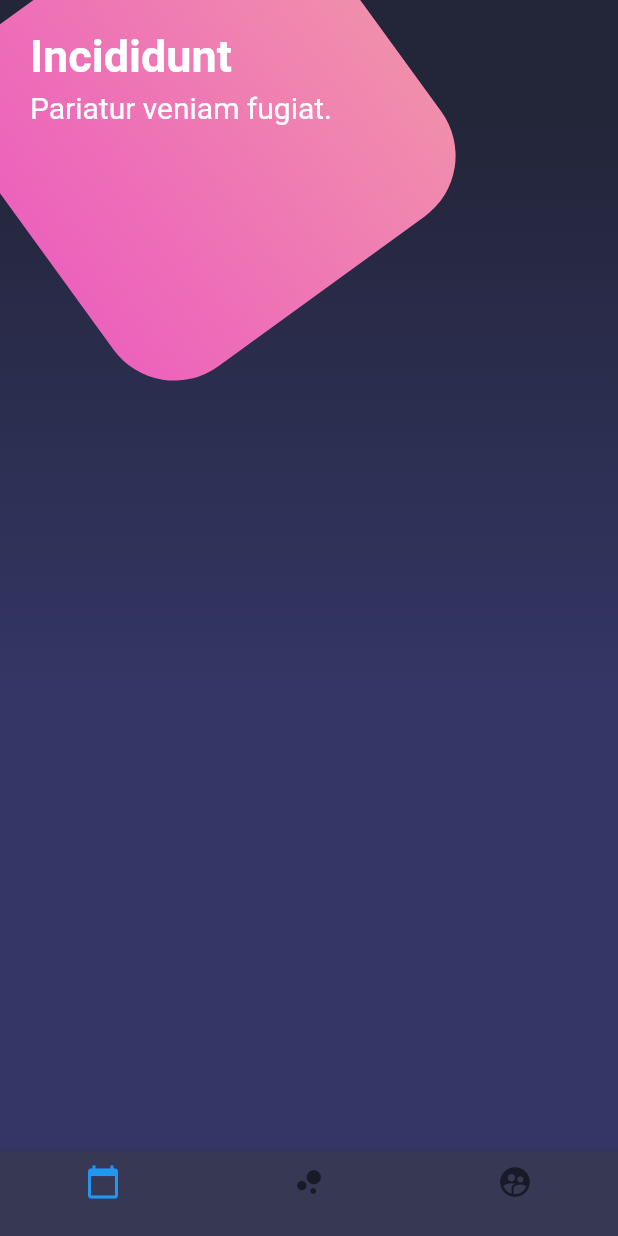
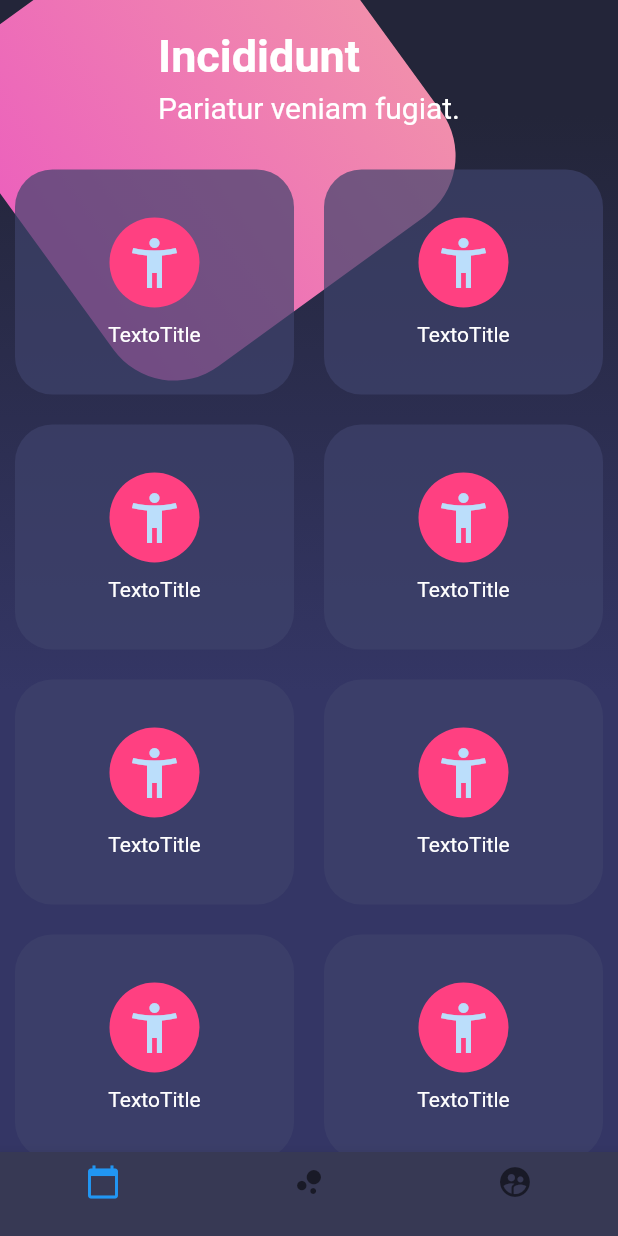
Before and after one commit to AleMancilla/appPrueba, a Flutter app: the screen it shows after launch, on a phone screen of 412 x 824 dp. Run offline on Flutter 3.47's test engine with Material 2 defaults, Android fonts, the phone set to English and light mode, and no system bars; network calls fail.

Commit message:
manejo de table para varios Rows

```diff
--- a/lib/pages/botonesPage.dart
+++ b/lib/pages/botonesPage.dart
@@ -15,7 +15,12 @@ class BotonoesPage extends StatelessWidget {
         children: <Widget>[
           _fondo(),
           SingleChildScrollView(
-            child: _titulos(),
+            child: Column(
+              children: <Widget>[
+                _titulos(),
+                _botonesRedondeados(),
+              ],
+            ),
           )
 
         ],
@@ -112,4 +117,59 @@ class BotonoesPage extends StatelessWidget {
       )
     );
   }
+
+  Widget _botonesRedondeados() {
+    return Table(
+      children: [
+        TableRow(
+          children: [
+            _crearTableBoton(),
+            _crearTableBoton(),
+          ]
+        ),
+        TableRow(
+          children: [
+            _crearTableBoton(),
+            _crearTableBoton(),
+          ]
+        ),
+        TableRow(
+          children: [
+            _crearTableBoton(),
+            _crearTableBoton(),
+          ]
+        ),
+        TableRow(
+          children: [
+            _crearTableBoton(),
+            _crearTableBoton(),
+          ]
+        ),
+      ],
+    );
+  }
+
+  Widget _crearTableBoton() {
+    return Container(
+      margin: EdgeInsets.all(10.0),
+      height: 150,
+      decoration: BoxDecoration(
+
+        borderRadius: BorderRadius.circular(25.0),
+        color: Color.fromRGBO(62, 66, 107, 0.7),
+      ),
+      child: Column(
+        mainAxisAlignment: MainAxisAlignment.center,
+        children: <Widget>[
+          CircleAvatar(
+            radius: 30,
+            backgroundColor: Colors.pinkAccent,
+            child: Icon(Icons.accessibility_new,size: 40.0,),
+          ),
+          SizedBox(height: 10.0,),
+          Text("TextoTitle",style: TextStyle(color: Colors.white),)
+        ],
+      ),
+    );
+  }
 }
```
